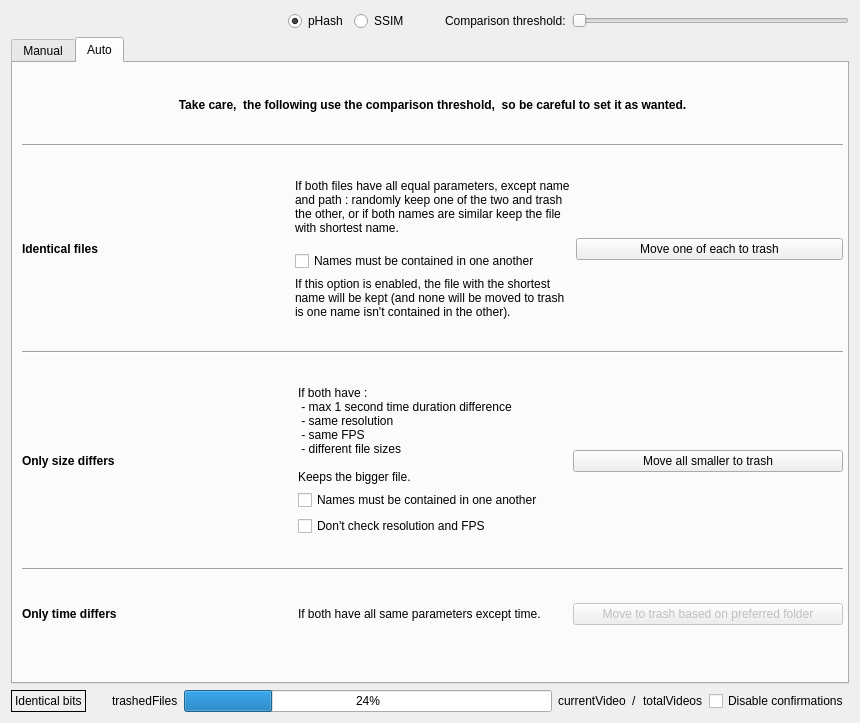
The window that QtProject/comparison.ui (theophanemayaud/video-simili-duplicate-cleaner) describes before a commit, drawn with Qt 5.
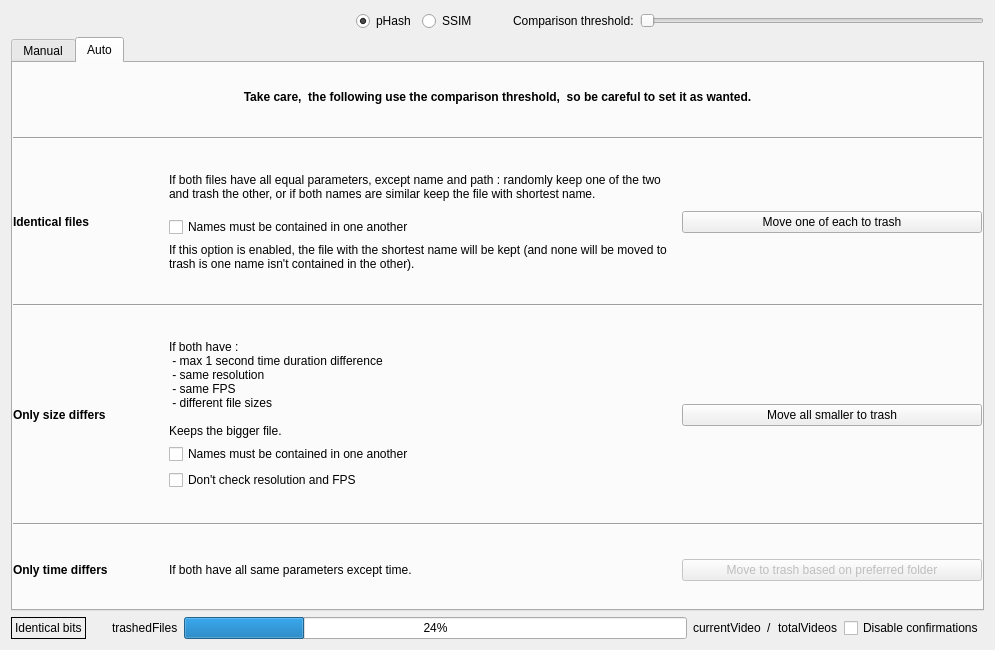
The same window after the commit. The open tabs and pages were chosen to show the change. Custom widgets are drawn as their Qt base class.

Commit message: chore(ui): fix comparison tab expansion of content

```diff
--- a/QtProject/comparison.ui
+++ b/QtProject/comparison.ui
@@ -6,8 +6,8 @@
    <rect>
     <x>0</x>
     <y>0</y>
-    <width>860</width>
-    <height>723</height>
+    <width>995</width>
+    <height>650</height>
    </rect>
   </property>
   <property name="windowTitle">
@@ -108,15 +108,20 @@
       <attribute name="title">
        <string>Manual</string>
       </attribute>
-      <widget class="QWidget" name="verticalLayoutWidget">
-       <property name="geometry">
-        <rect>
-         <x>0</x>
-         <y>0</y>
-         <width>831</width>
-         <height>584</height>
-        </rect>
+      <layout class="QHBoxLayout" name="horizontalLayout_5">
+       <property name="leftMargin">
+        <number>0</number>
        </property>
+       <property name="topMargin">
+        <number>0</number>
+       </property>
+       <property name="rightMargin">
+        <number>0</number>
+       </property>
+       <property name="bottomMargin">
+        <number>0</number>
+       </property>
+       <item>
        <layout class="QVBoxLayout" name="verticalLayout_2">
         <item>
          <layout class="QHBoxLayout" name="horizontalLayout">
@@ -780,10 +785,13 @@
            </widget>
           </item>
           <item>
-           <spacer name="horizontalSpacer_2">
+            <spacer name="horizontalSpacer_4">
             <property name="orientation">
              <enum>Qt::Horizontal</enum>
             </property>
+             <property name="sizeType">
+              <enum>QSizePolicy::Minimum</enum>
+             </property>
             <property name="sizeHint" stdset="0">
              <size>
               <width>40</width>
@@ -806,13 +814,10 @@
            </widget>
           </item>
           <item>
-           <spacer name="horizontalSpacer_4">
+            <spacer name="horizontalSpacer_2">
             <property name="orientation">
              <enum>Qt::Horizontal</enum>
             </property>
-            <property name="sizeType">
-             <enum>QSizePolicy::Minimum</enum>
-            </property>
             <property name="sizeHint" stdset="0">
              <size>
               <width>40</width>
@@ -858,13 +863,10 @@
            </widget>
           </item>
           <item>
-           <spacer name="horizontalSpacer_5">
+            <spacer name="horizontalSpacer">
             <property name="orientation">
              <enum>Qt::Horizontal</enum>
             </property>
-            <property name="sizeType">
-             <enum>QSizePolicy::Minimum</enum>
-            </property>
             <property name="sizeHint" stdset="0">
              <size>
               <width>40</width>
@@ -881,10 +883,13 @@
            </widget>
           </item>
           <item>
-           <spacer name="horizontalSpacer">
+            <spacer name="horizontalSpacer_5">
             <property name="orientation">
              <enum>Qt::Horizontal</enum>
             </property>
+             <property name="sizeType">
+              <enum>QSizePolicy::Minimum</enum>
+             </property>
             <property name="sizeHint" stdset="0">
              <size>
               <width>40</width>
@@ -922,21 +927,27 @@
          </widget>
         </item>
        </layout>
-      </widget>
+       </item>
+      </layout>
      </widget>
      <widget class="QWidget" name="tab_2">
       <attribute name="title">
        <string>Auto</string>
       </attribute>
-      <widget class="QWidget" name="verticalLayoutWidget_2">
-       <property name="geometry">
-        <rect>
-         <x>9</x>
-         <y>9</y>
-         <width>821</width>
-         <height>581</height>
-        </rect>
+      <layout class="QHBoxLayout" name="horizontalLayout_6">
+       <property name="leftMargin">
+        <number>0</number>
        </property>
+       <property name="topMargin">
+        <number>0</number>
+       </property>
+       <property name="rightMargin">
+        <number>0</number>
+       </property>
+       <property name="bottomMargin">
+        <number>0</number>
+       </property>
+       <item>
        <layout class="QVBoxLayout" name="verticalLayout_3">
         <item>
          <widget class="QLabel" name="label_15">
@@ -971,6 +982,18 @@
          <layout class="QHBoxLayout" name="horizontalLayout_7">
           <item>
            <widget class="QLabel" name="label_2">
+             <property name="sizePolicy">
+              <sizepolicy hsizetype="Fixed" vsizetype="Preferred">
+               <horstretch>0</horstretch>
+               <verstretch>0</verstretch>
+              </sizepolicy>
+             </property>
+             <property name="minimumSize">
+              <size>
+               <width>150</width>
+               <height>0</height>
+              </size>
+             </property>
             <property name="font">
              <font>
               <weight>75</weight>
@@ -1036,9 +1059,19 @@
            </layout>
           </item>
           <item>
-           <layout class="QVBoxLayout" name="verticalLayout_8">
-            <item>
              <widget class="QPushButton" name="identicalFilesAutoTrash">
+             <property name="sizePolicy">
+              <sizepolicy hsizetype="Fixed" vsizetype="Fixed">
+               <horstretch>0</horstretch>
+               <verstretch>0</verstretch>
+              </sizepolicy>
+             </property>
+             <property name="minimumSize">
+              <size>
+               <width>300</width>
+               <height>0</height>
+              </size>
+             </property>
               <property name="text">
                <string>Move one of each to trash</string>
               </property>
@@ -1046,8 +1079,6 @@
             </item>
            </layout>
           </item>
-         </layout>
-        </item>
         <item>
          <widget class="Line" name="line_2">
           <property name="orientation">
@@ -1059,6 +1090,18 @@
          <layout class="QHBoxLayout" name="horizontalLayout_8">
           <item>
            <widget class="QLabel" name="label_7">
+             <property name="sizePolicy">
+              <sizepolicy hsizetype="Fixed" vsizetype="Preferred">
+               <horstretch>0</horstretch>
+               <verstretch>0</verstretch>
+              </sizepolicy>
+             </property>
+             <property name="minimumSize">
+              <size>
+               <width>150</width>
+               <height>0</height>
+              </size>
+             </property>
             <property name="font">
              <font>
               <weight>75</weight>
@@ -1115,6 +1158,18 @@
             <property name="enabled">
              <bool>true</bool>
             </property>
+             <property name="sizePolicy">
+              <sizepolicy hsizetype="Fixed" vsizetype="Fixed">
+               <horstretch>0</horstretch>
+               <verstretch>0</verstretch>
+              </sizepolicy>
+             </property>
+             <property name="minimumSize">
+              <size>
+               <width>300</width>
+               <height>0</height>
+              </size>
+             </property>
             <property name="text">
              <string>Move all smaller to trash</string>
             </property>
@@ -1133,6 +1188,18 @@
          <layout class="QHBoxLayout" name="horizontalLayout_13">
           <item>
            <widget class="QLabel" name="label_20">
+             <property name="sizePolicy">
+              <sizepolicy hsizetype="Fixed" vsizetype="Preferred">
+               <horstretch>0</horstretch>
+               <verstretch>0</verstretch>
+              </sizepolicy>
+             </property>
+             <property name="minimumSize">
+              <size>
+               <width>150</width>
+               <height>0</height>
+              </size>
+             </property>
             <property name="font">
              <font>
               <weight>75</weight>
@@ -1159,6 +1226,18 @@
             <property name="enabled">
              <bool>false</bool>
             </property>
+             <property name="sizePolicy">
+              <sizepolicy hsizetype="Fixed" vsizetype="Fixed">
+               <horstretch>0</horstretch>
+               <verstretch>0</verstretch>
+              </sizepolicy>
+             </property>
+             <property name="minimumSize">
+              <size>
+               <width>300</width>
+               <height>0</height>
+              </size>
+             </property>
             <property name="text">
              <string>Move to trash based on preferred folder</string>
             </property>
@@ -1167,7 +1246,8 @@
          </layout>
         </item>
        </layout>
-      </widget>
+       </item>
+      </layout>
      </widget>
     </widget>
    </item>
```
Lines whose indentation alone changed are shown as unchanged.
